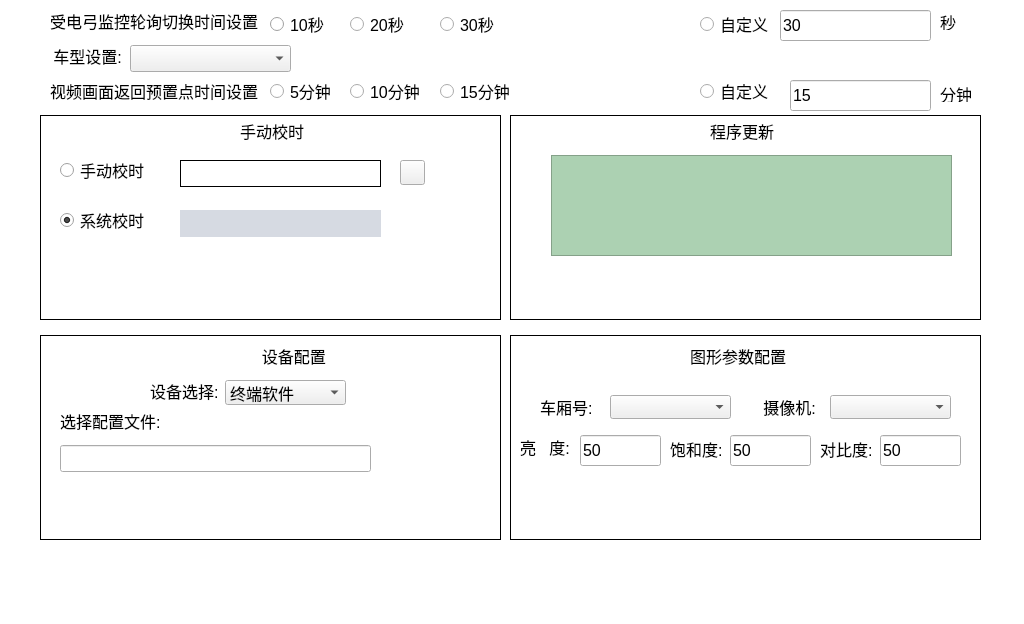
Old version of the form devupdatewidget.ui in the repository 1157889734/x86MyAppliction.
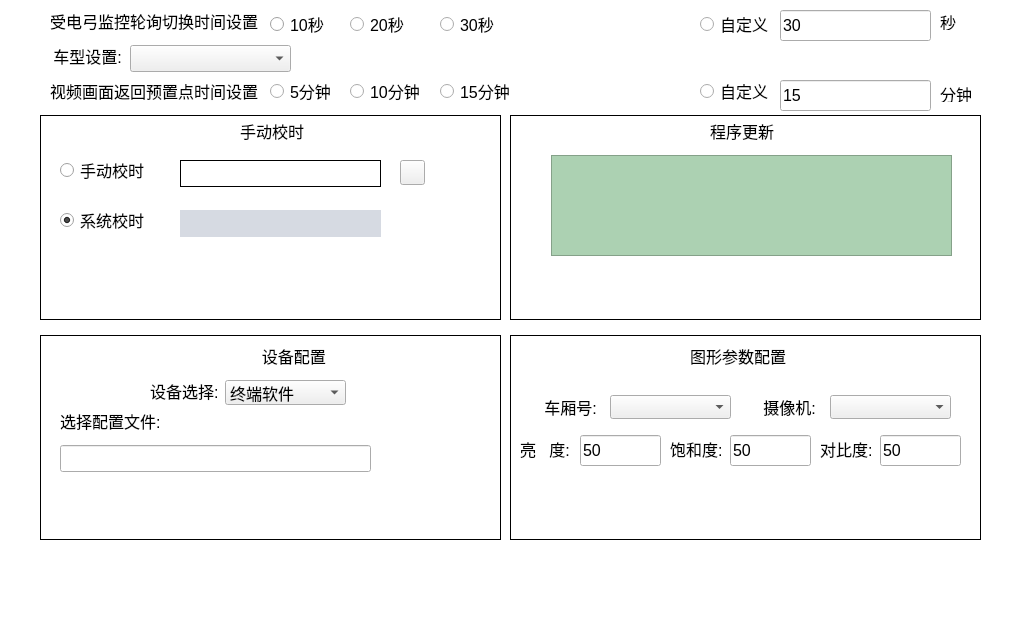
New version of the form. Icons and pictures are not drawn.

The edit to the form file:
```diff
--- a/devupdatewidget.ui
+++ b/devupdatewidget.ui
@@ -451,9 +451,9 @@
   <widget class="QLineEdit" name="presetReturnTimeSetLineEdit">
    <property name="geometry">
     <rect>
-     <x>790</x>
+     <x>780</x>
      <y>80</y>
-     <width>141</width>
+     <width>151</width>
      <height>31</height>
     </rect>
    </property>
@@ -622,7 +622,7 @@
      <rect>
       <x>500</x>
       <y>280</y>
-      <width>61</width>
+      <width>71</width>
       <height>24</height>
      </rect>
     </property>
@@ -635,7 +635,7 @@
      <string notr="true"/>
     </property>
     <property name="text">
-     <string>车厢号:</string>
+     <string> 车厢号:</string>
     </property>
    </widget>
    <widget class="QPushButton" name="configFilelookPushButton">
@@ -893,7 +893,7 @@
     <property name="geometry">
      <rect>
       <x>480</x>
-      <y>320</y>
+      <y>322</y>
       <width>51</width>
       <height>24</height>
      </rect>
```
